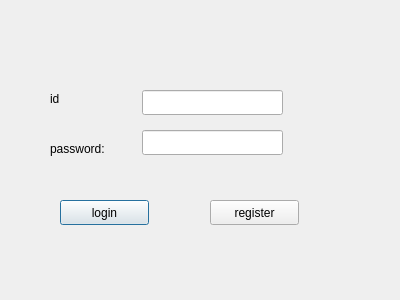
Before: the Qt Designer form IM_client/login.ui in licovery/IM-QT, drawn with Qt 5.
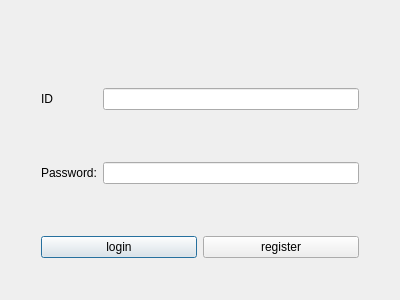
After: the same form once the commit is applied.

Commit message: fix client login in and register

Patch:
```diff
--- a/IM_client/login.ui
+++ b/IM_client/login.ui
@@ -13,81 +13,155 @@
   <property name="windowTitle">
    <string>login</string>
   </property>
-  <widget class="QLabel" name="label_account">
-   <property name="geometry">
-    <rect>
-     <x>50</x>
-     <y>90</y>
-     <width>67</width>
-     <height>17</height>
-    </rect>
-   </property>
+  <layout class="QGridLayout" name="gridLayout">
+   <item row="0" column="1">
+    <spacer name="verticalSpacer_5">
+     <property name="orientation">
+      <enum>Qt::Vertical</enum>
+     </property>
+     <property name="sizeHint" stdset="0">
+      <size>
+       <width>20</width>
+       <height>19</height>
+      </size>
+     </property>
+    </spacer>
+   </item>
+   <item row="1" column="0">
+    <spacer name="horizontalSpacer">
+     <property name="orientation">
+      <enum>Qt::Horizontal</enum>
+     </property>
+     <property name="sizeType">
+      <enum>QSizePolicy::Minimum</enum>
+     </property>
+     <property name="sizeHint" stdset="0">
+      <size>
+       <width>30</width>
+       <height>20</height>
+      </size>
+     </property>
+    </spacer>
+   </item>
+   <item row="2" column="1">
+    <spacer name="verticalSpacer_4">
+     <property name="orientation">
+      <enum>Qt::Vertical</enum>
+     </property>
+     <property name="sizeHint" stdset="0">
+      <size>
+       <width>20</width>
+       <height>19</height>
+      </size>
+     </property>
+    </spacer>
+   </item>
+   <item row="1" column="1">
+    <layout class="QVBoxLayout" name="verticalLayout">
+     <item>
+      <layout class="QFormLayout" name="formLayout">
+       <item row="1" column="0">
+        <widget class="QLabel" name="label_id">
    <property name="text">
-    <string>id</string>
-   </property>
-  </widget>
+          <string>ID</string>
+         </property>
+        </widget>
+       </item>
+       <item row="1" column="1">
+        <widget class="QLineEdit" name="lineEdit_id"/>
+       </item>
+       <item row="2" column="1">
+        <spacer name="verticalSpacer">
+         <property name="orientation">
+          <enum>Qt::Vertical</enum>
+         </property>
+         <property name="sizeHint" stdset="0">
+          <size>
+           <width>20</width>
+           <height>40</height>
+          </size>
+         </property>
+        </spacer>
+       </item>
+       <item row="3" column="0">
   <widget class="QLabel" name="label_pwd">
-   <property name="geometry">
-    <rect>
-     <x>50</x>
-     <y>140</y>
-     <width>67</width>
-     <height>17</height>
-    </rect>
-   </property>
    <property name="text">
-    <string>password:</string>
-   </property>
-  </widget>
-  <widget class="QLineEdit" name="lineEdit_account">
-   <property name="geometry">
-    <rect>
-     <x>142</x>
-     <y>90</y>
-     <width>141</width>
-     <height>25</height>
-    </rect>
-   </property>
-  </widget>
+          <string>Password:</string>
+         </property>
+        </widget>
+       </item>
+       <item row="3" column="1">
   <widget class="QLineEdit" name="lineEdit_pwd">
-   <property name="geometry">
-    <rect>
-     <x>142</x>
-     <y>130</y>
-     <width>141</width>
-     <height>25</height>
-    </rect>
-   </property>
    <property name="echoMode">
     <enum>QLineEdit::Password</enum>
    </property>
   </widget>
+       </item>
+       <item row="4" column="1">
+        <spacer name="verticalSpacer_3">
+         <property name="orientation">
+          <enum>Qt::Vertical</enum>
+         </property>
+         <property name="sizeHint" stdset="0">
+          <size>
+           <width>20</width>
+           <height>40</height>
+          </size>
+         </property>
+        </spacer>
+       </item>
+       <item row="0" column="1">
+        <spacer name="verticalSpacer_2">
+         <property name="orientation">
+          <enum>Qt::Vertical</enum>
+         </property>
+         <property name="sizeHint" stdset="0">
+          <size>
+           <width>20</width>
+           <height>40</height>
+          </size>
+         </property>
+        </spacer>
+       </item>
+      </layout>
+     </item>
+     <item>
+      <layout class="QHBoxLayout" name="horizontalLayout">
+       <item>
   <widget class="QPushButton" name="btn_login">
-   <property name="geometry">
-    <rect>
-     <x>60</x>
-     <y>200</y>
-     <width>89</width>
-     <height>25</height>
-    </rect>
-   </property>
    <property name="text">
     <string>login</string>
    </property>
   </widget>
+       </item>
+       <item>
   <widget class="QPushButton" name="btn_register">
-   <property name="geometry">
-    <rect>
-     <x>210</x>
-     <y>200</y>
-     <width>89</width>
-     <height>25</height>
-    </rect>
-   </property>
    <property name="text">
     <string>register</string>
    </property>
   </widget>
+       </item>
+      </layout>
+     </item>
+    </layout>
+   </item>
+   <item row="1" column="2">
+    <spacer name="horizontalSpacer_2">
+     <property name="orientation">
+      <enum>Qt::Horizontal</enum>
+     </property>
+     <property name="sizeType">
+      <enum>QSizePolicy::Minimum</enum>
+     </property>
+     <property name="sizeHint" stdset="0">
+      <size>
+       <width>30</width>
+       <height>20</height>
+      </size>
+     </property>
+    </spacer>
+   </item>
+  </layout>
  </widget>
  <resources/>
  <connections/>
```
Lines whose indentation alone changed are shown as unchanged. The commit also changes 20 other files.
